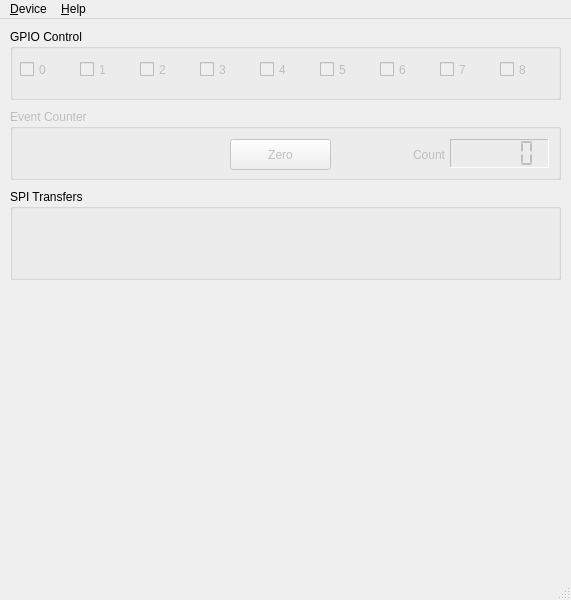
This is src/devicewindow.ui in bloguetronica/mcp2210-com as Qt 5 draws it before an edit. The edited form follows.
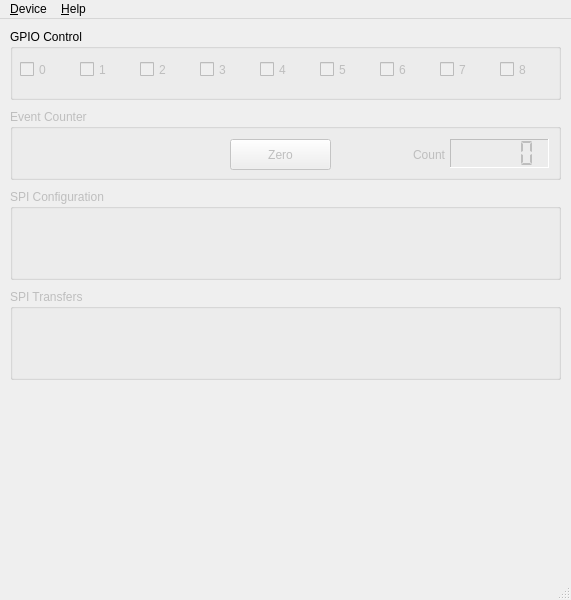
This is the edited form. Icons and pictures are not drawn.

Diff of the .ui file:
```diff
--- a/src/devicewindow.ui
+++ b/src/devicewindow.ui
@@ -252,11 +252,30 @@
      </property>
     </widget>
    </widget>
-   <widget class="QGroupBox" name="groupBoxSPITransfers">
+   <widget class="QGroupBox" name="groupBoxSPIConfiguration">
+    <property name="enabled">
+     <bool>false</bool>
+    </property>
     <property name="geometry">
      <rect>
       <x>10</x>
       <y>170</y>
+      <width>551</width>
+      <height>91</height>
+     </rect>
+    </property>
+    <property name="title">
+     <string>SPI Configuration</string>
+    </property>
+   </widget>
+   <widget class="QGroupBox" name="groupBoxSPITransfers">
+    <property name="enabled">
+     <bool>false</bool>
+    </property>
+    <property name="geometry">
+     <rect>
+      <x>10</x>
+      <y>270</y>
       <width>551</width>
       <height>91</height>
      </rect>
```
